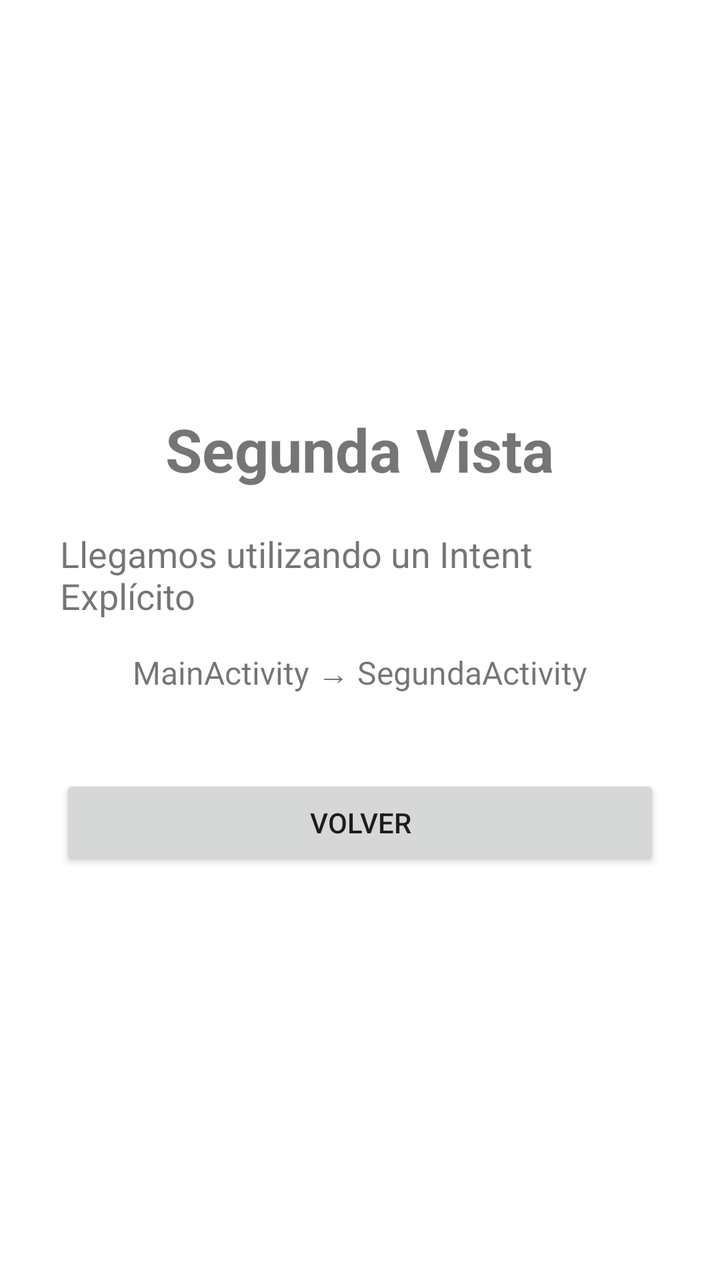
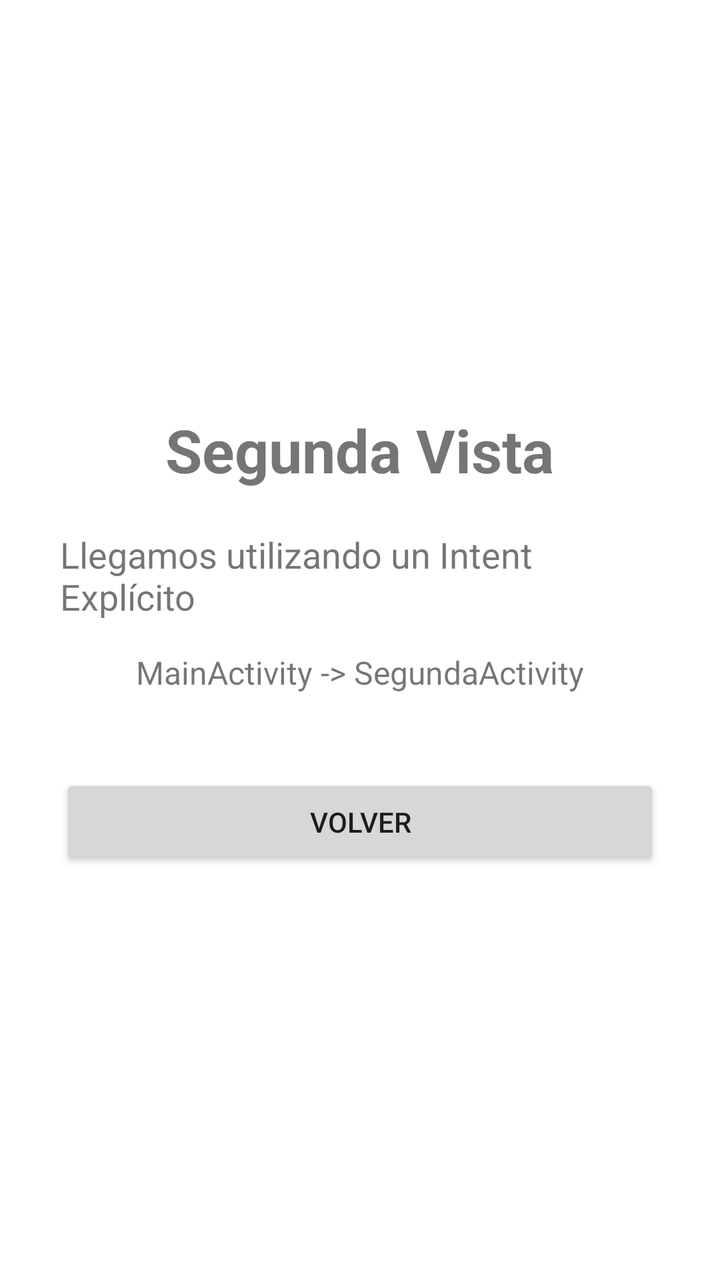

Before-and-after screenshots of an Android layout around one commit, followed by the original layout XML and the change that was made.
<!-- AndroidManifest.xml: application theme Theme.Semana7 -->
<!-- res/layout/activity_segunda.xml -->
<?xml version="1.0" encoding="utf-8"?>
<LinearLayout
    xmlns:android="http://schemas.android.com/apk/res/android"
    android:layout_width="match_parent"
    android:layout_height="match_parent"
    android:orientation="vertical"
    android:gravity="center"
    android:padding="30dp">


    <TextView
        android:layout_width="wrap_content"
        android:layout_height="wrap_content"
        android:text="Segunda Vista"
        android:textSize="30sp"
        android:textStyle="bold"/>


    <TextView
        android:layout_width="wrap_content"
        android:layout_height="wrap_content"
        android:text="Llegamos utilizando un Intent Explícito"
        android:textSize="18sp"
        android:textAlignment="center"
        android:layout_marginTop="20dp"/>


    <TextView
        android:layout_width="wrap_content"
        android:layout_height="wrap_content"
        android:text="MainActivity → SegundaActivity"
        android:textSize="16sp"
        android:textAlignment="center"
        android:layout_marginTop="15dp"/>


    <Button
        android:id="@+id/btnVolver"
        android:layout_width="match_parent"
        android:layout_height="wrap_content"
        android:text="VOLVER"
        android:layout_marginTop="40dp"/>


</LinearLayout>
<!-- resources referenced by this layout -->
<resources>
  <style name="Theme.Semana7" parent="Theme.MaterialComponents.DayNight.NoActionBar">
  
          
          <item name="colorPrimary">@color/purple_500</item>
          <item name="colorPrimaryVariant">@color/purple_700</item>
          <item name="colorOnPrimary">@color/white</item>
  
          
          <item name="colorSecondary">@color/teal_200</item>
          <item name="colorSecondaryVariant">@color/teal_700</item>
          <item name="colorOnSecondary">@color/black</item>
  
          
          <item name="android:statusBarColor">?attr/colorPrimaryVariant</item>
  
      </style>
  <color name="purple_500">#FF6200EE</color>
  <color name="purple_700">#FF3700B3</color>
  <color name="white">#FFFFFFFF</color>
  <color name="teal_200">#FF03DAC5</color>
  <color name="teal_700">#FF018786</color>
  <color name="black">#FF000000</color>
</resources>

<!-- the commit's change to res/layout/activity_segunda.xml (unified diff, before → after) -->
@@ -7,7 +7,6 @@
     android:gravity="center"
     android:padding="30dp">
 
-
     <TextView
         android:layout_width="wrap_content"
         android:layout_height="wrap_content"
@@ -15,8 +14,9 @@
         android:textSize="30sp"
         android:textStyle="bold"/>
 
-
+    
     <TextView
+        android:id="@+id/tvMensajeDetalle"
         android:layout_width="wrap_content"
         android:layout_height="wrap_content"
         android:text="Llegamos utilizando un Intent Explícito"
@@ -24,15 +24,13 @@
         android:textAlignment="center"
         android:layout_marginTop="20dp"/>
 
-
     <TextView
         android:layout_width="wrap_content"
         android:layout_height="wrap_content"
-        android:text="MainActivity → SegundaActivity"
+        android:text="MainActivity -> SegundaActivity"
         android:textSize="16sp"
         android:textAlignment="center"
         android:layout_marginTop="15dp"/>
-
 
     <Button
         android:id="@+id/btnVolver"
@@ -41,5 +39,4 @@
         android:text="VOLVER"
         android:layout_marginTop="40dp"/>
 
-
 </LinearLayout>
